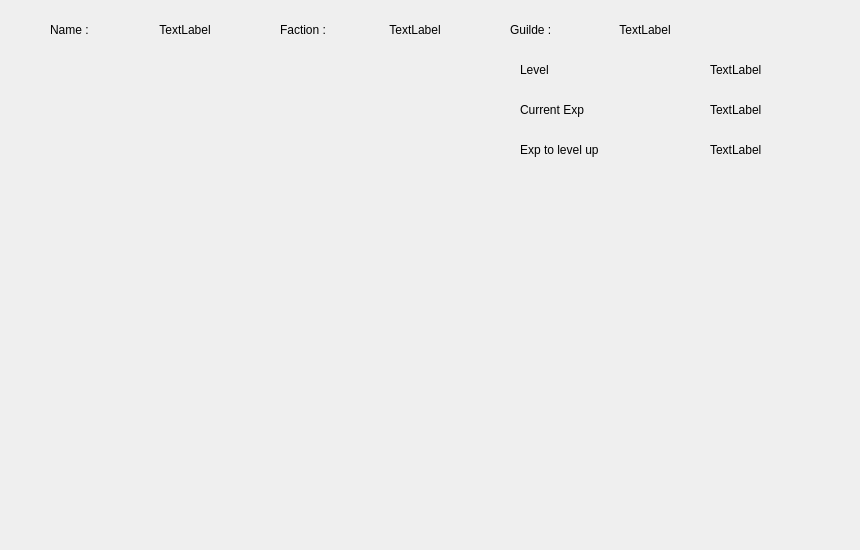
Before: the Qt Designer form MMO/Res/stuffview.ui in maresc-g/linumon, drawn with Qt 5.
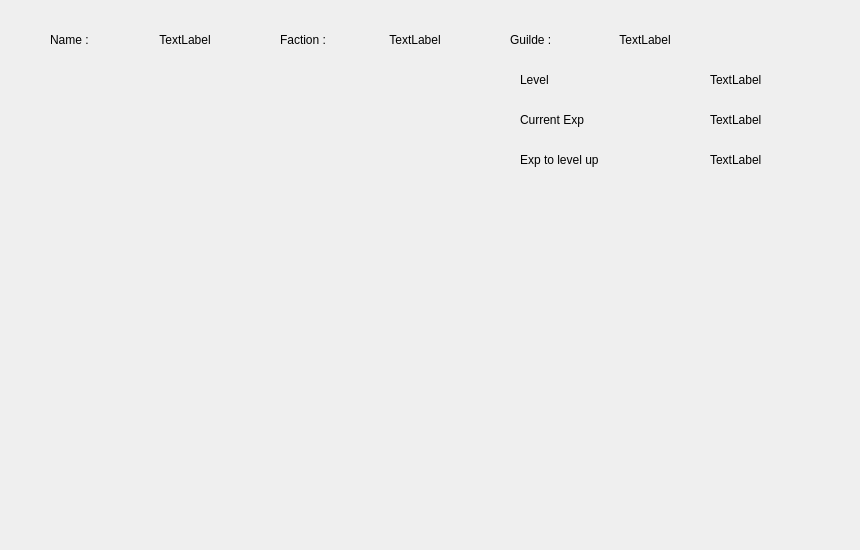
After: the same form once the commit is applied.

Commit message: Les barres de vie en combat s'affichent en cur/max à la place de %

What changed in the file:
```diff
--- a/MMO/Res/stuffview.ui
+++ b/MMO/Res/stuffview.ui
@@ -20,7 +20,7 @@
    <property name="geometry">
     <rect>
      <x>710</x>
-     <y>100</y>
+     <y>110</y>
      <width>120</width>
      <height>20</height>
     </rect>
@@ -33,7 +33,7 @@
    <property name="geometry">
     <rect>
      <x>520</x>
-     <y>100</y>
+     <y>110</y>
      <width>120</width>
      <height>20</height>
     </rect>
@@ -46,7 +46,7 @@
    <property name="geometry">
     <rect>
      <x>520</x>
-     <y>60</y>
+     <y>70</y>
      <width>120</width>
      <height>20</height>
     </rect>
@@ -59,7 +59,7 @@
    <property name="geometry">
     <rect>
      <x>710</x>
-     <y>140</y>
+     <y>150</y>
      <width>120</width>
      <height>20</height>
     </rect>
@@ -72,7 +72,7 @@
    <property name="geometry">
     <rect>
      <x>520</x>
-     <y>140</y>
+     <y>150</y>
      <width>120</width>
      <height>20</height>
     </rect>
@@ -85,7 +85,7 @@
    <property name="geometry">
     <rect>
      <x>50</x>
-     <y>20</y>
+     <y>30</y>
      <width>60</width>
      <height>20</height>
     </rect>
@@ -98,7 +98,7 @@
    <property name="geometry">
     <rect>
      <x>110</x>
-     <y>20</y>
+     <y>30</y>
      <width>150</width>
      <height>20</height>
     </rect>
@@ -114,7 +114,7 @@
    <property name="geometry">
     <rect>
      <x>510</x>
-     <y>20</y>
+     <y>30</y>
      <width>60</width>
      <height>20</height>
     </rect>
@@ -127,7 +127,7 @@
    <property name="geometry">
     <rect>
      <x>340</x>
-     <y>20</y>
+     <y>30</y>
      <width>150</width>
      <height>20</height>
     </rect>
@@ -143,7 +143,7 @@
    <property name="geometry">
     <rect>
      <x>280</x>
-     <y>20</y>
+     <y>30</y>
      <width>60</width>
      <height>20</height>
     </rect>
@@ -156,7 +156,7 @@
    <property name="geometry">
     <rect>
      <x>570</x>
-     <y>20</y>
+     <y>30</y>
      <width>150</width>
      <height>20</height>
     </rect>
@@ -172,7 +172,7 @@
    <property name="geometry">
     <rect>
      <x>710</x>
-     <y>60</y>
+     <y>70</y>
      <width>120</width>
      <height>20</height>
     </rect>
```
The commit also changes 1 other file.
